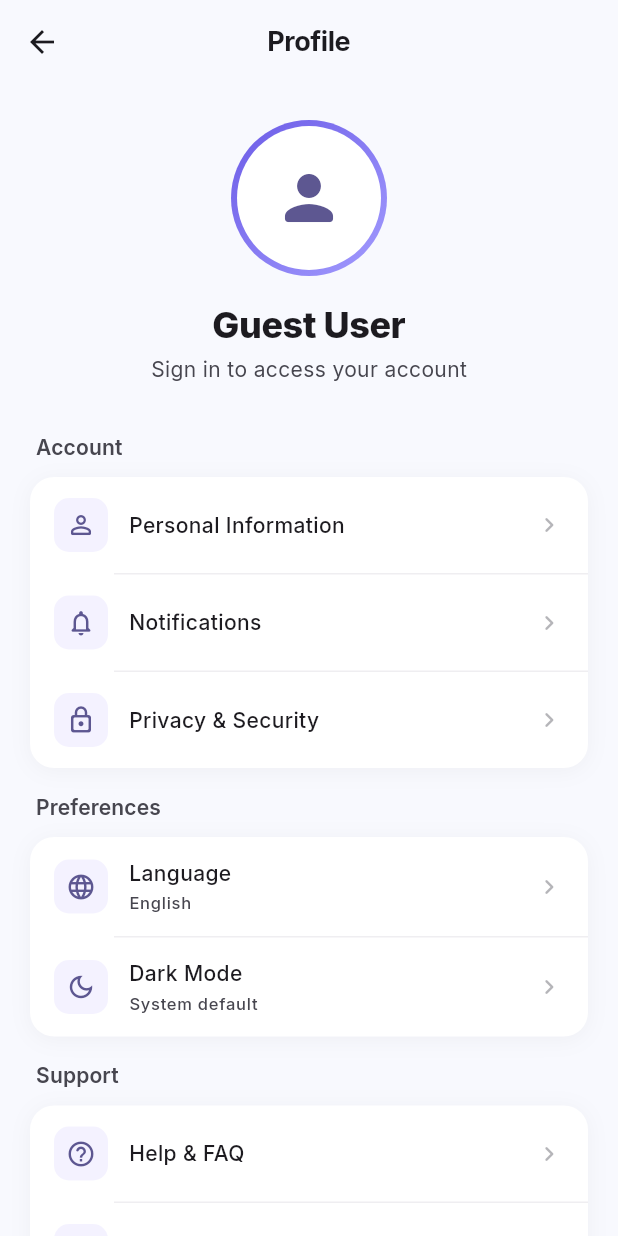
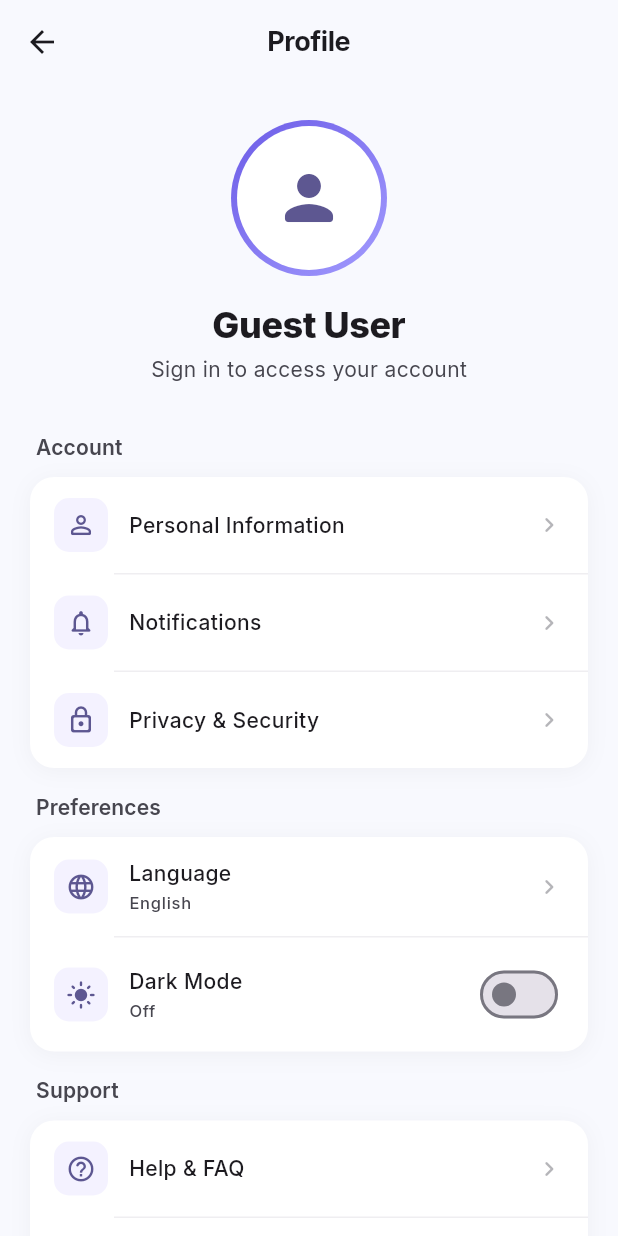
Before and after one commit to MohamedANaagi/Technical-Task, a Flutter app: the ProfilePage screen opened directly, on a phone screen of 412 x 824 dp. Run offline on Flutter 3.47's test engine with Material 3 defaults, Android fonts, the phone set to English and light mode, and no system bars; our stand-ins replace cached_network_image, connectivity_plus, dio, equatable, flutter_bloc, flutter_secure_storage and 3 more; accounts and stored records are empty.

Commit message:
Add ThemeCubit for theme management and refactor main app structure
- Introduced ThemeCubit to manage theme state and applied it in the main app.
- Refactored main function to separate status bar setup into its own method.
- Updated MaterialApp to use dynamic theme mode based on ThemeCubit.
- Enhanced ProfilePage to allow users to toggle between light and dark modes.
- Added theme mode key to AppConstants for persistent storage.

```diff
--- a/lib/core/constants/app_constants.dart
+++ b/lib/core/constants/app_constants.dart
@@ -12,4 +12,5 @@ abstract final class AppConstants {
   static const int productsPageSize = 10;
   static const int connectTimeoutSeconds = 15;
   static const int receiveTimeoutSeconds = 15;
+  static const String themeModeKey = 'theme_mode';
 }
--- a/lib/core/di/injection.dart
+++ b/lib/core/di/injection.dart
@@ -6,6 +6,7 @@ import 'package:flutter_secure_storage/flutter_secure_storage.dart';
 
 import '../env/app_env.dart';
 import '../network/dio_client.dart';
+import '../theme/theme_cubit.dart';
 import '../../features/auth/data/datasources/auth_remote_datasource.dart';
 import '../../features/auth/data/datasources/auth_remote_datasource_impl.dart';
 import '../../features/auth/data/datasources/auth_local_datasource.dart';
@@ -53,6 +54,7 @@ Future<void> initInjection() async {
   );
   sl.registerLazySingleton<Dio>(() => sl<DioClient>().dio);
   sl.registerLazySingleton<Connectivity>(() => Connectivity());
+  sl.registerLazySingleton<ThemeCubit>(() => ThemeCubit(sl()));
 
   // Auth
   sl.registerLazySingleton<AuthRemoteDataSource>(
--- a/lib/features/auth/presentation/pages/profile_page.dart
+++ b/lib/features/auth/presentation/pages/profile_page.dart
@@ -2,6 +2,7 @@ import 'package:flutter/material.dart';
 import 'package:flutter_bloc/flutter_bloc.dart';
 
 import '../../../../core/theme/app_colors.dart';
+import '../../../../core/theme/theme_cubit.dart';
 import '../cubit/auth_cubit.dart';
 import '../cubit/auth_state.dart';
 
@@ -99,12 +100,26 @@ class ProfilePage extends StatelessWidget {
                       trailing: const Icon(Icons.chevron_right_rounded),
                       onTap: () {},
                     ),
-                    _SettingsTile(
-                      icon: Icons.dark_mode_outlined,
-                      title: 'Dark Mode',
-                      subtitle: 'System default',
-                      trailing: const Icon(Icons.chevron_right_rounded),
-                      onTap: () {},
+                    BlocBuilder<ThemeCubit, ThemeMode>(
+                      builder: (context, themeMode) {
+                        final isDark = themeMode == ThemeMode.dark;
+                        return _SettingsTile(
+                          icon: isDark
+                              ? Icons.dark_mode_rounded
+                              : Icons.light_mode_rounded,
+                          title: 'Dark Mode',
+                          subtitle: isDark ? 'On' : 'Off',
+                          trailing: Switch.adaptive(
+                            value: isDark,
+                            onChanged: (value) {
+                              context.read<ThemeCubit>().setThemeMode(
+                                    value ? ThemeMode.dark : ThemeMode.light,
+                                  );
+                            },
+                          ),
+                          onTap: null,
+                        );
+                      },
                     ),
                   ],
                 ),
```
Also changed, not shown: lib/core/theme/theme_cubit.dart (added, +51 -0 lines), lib/main.dart (+19 -7 lines).
